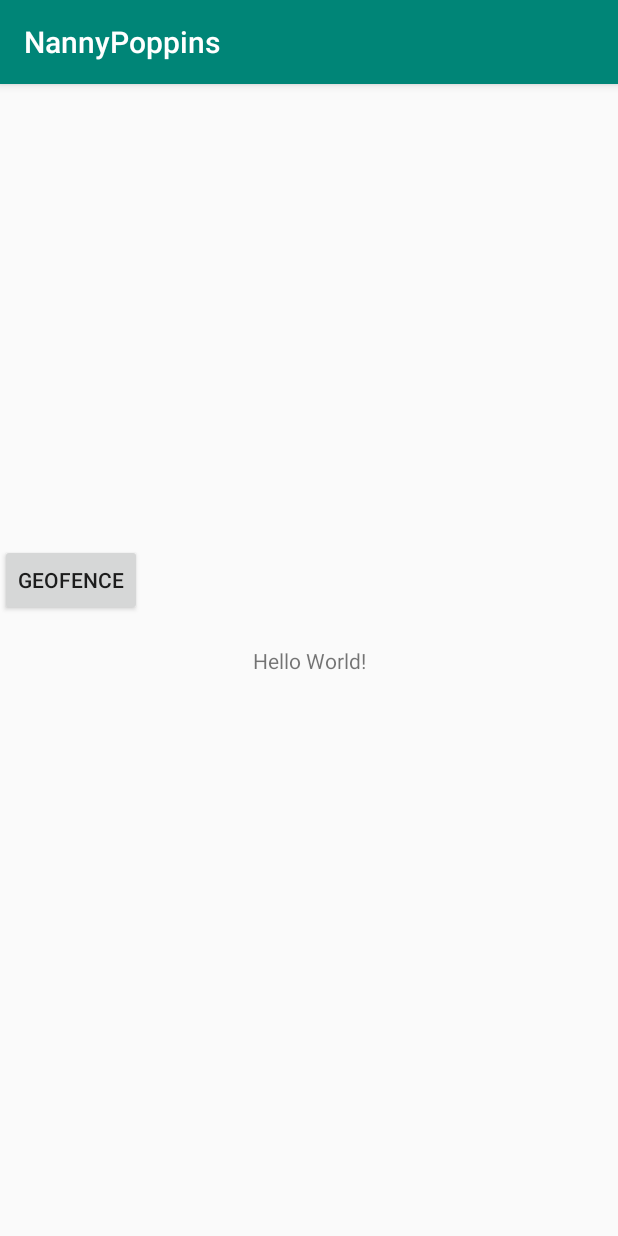
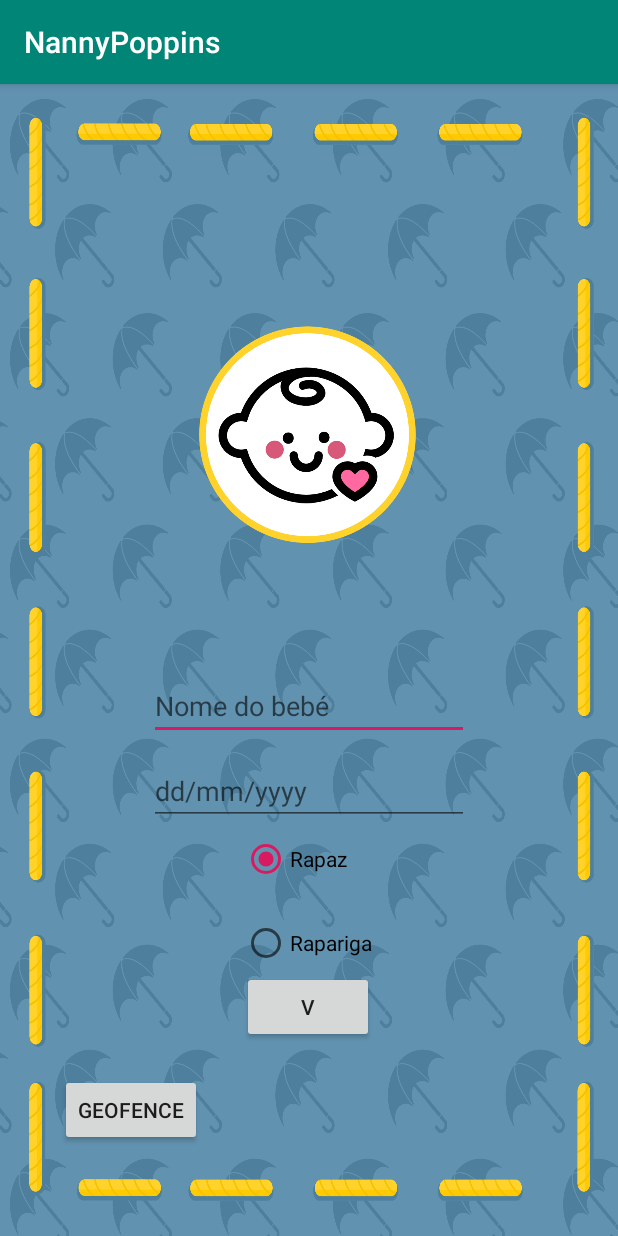
Before and after one commit to Andree37/NannyPoppins, an Android app: the screen it shows after launch (MainActivity), on a phone screen of 412 x 824 dp. Run offline under Robolectric (Android 15) with nearby library versions, the phone set to English and light mode, and no system bars.

Commit message:
ugly main page with buttons not working

```diff
--- a/NannyPoppins/app/src/main/java/com/example/nannypoppins/MainActivity.java
+++ b/NannyPoppins/app/src/main/java/com/example/nannypoppins/MainActivity.java
@@ -6,22 +6,38 @@ import android.content.Intent;
 import android.os.Bundle;
 import android.view.View;
 import android.widget.Button;
+import android.widget.RadioButton;
+import android.widget.RadioGroup;
+import android.widget.Toast;
 
 public class MainActivity extends AppCompatActivity {
+
+    RadioGroup group;
+    RadioButton radioButton;
 
     @Override
     protected void onCreate(Bundle savedInstanceState) {
         setTheme(R.style.SplashTheme);
         super.onCreate(savedInstanceState);
 
-        //remove this afterwards
-        try {
-            Thread.sleep(10000);
-        } catch (InterruptedException e) {
-            e.printStackTrace();
-        }
         setTheme(R.style.AppTheme);
         setContentView(R.layout.activity_main);
+
+        //baby setup
+        group = findViewById(R.id.radiogroup);
+
+        Button btnapply = findViewById(R.id.apply);
+        btnapply.setOnClickListener(new View.OnClickListener() {
+
+            @Override
+            public void onClick(View v) {
+                int radioId = group.getCheckedRadioButtonId();
+
+                radioButton = findViewById(radioId);
+
+                String gender = (String) radioButton.getText();
+            }
+        });
 
         Button button = findViewById(R.id.button);
 
@@ -40,4 +56,10 @@ public class MainActivity extends AppCompatActivity {
             }
         });
     }
+
+    public void checkButton(View v) {
+        int radioId = group.getCheckedRadioButtonId();
+
+        radioButton = findViewById(radioId);
+    }
 }
--- a/NannyPoppins/app/src/main/res/layout/activity_main.xml
+++ b/NannyPoppins/app/src/main/res/layout/activity_main.xml
@@ -4,26 +4,112 @@
     xmlns:tools="http://schemas.android.com/tools"
     android:layout_width="match_parent"
     android:layout_height="match_parent"
+    android:background="@drawable/background_k"
     tools:context=".MainActivity">
-
-    <TextView
-        android:id="@+id/textView"
-        android:layout_width="wrap_content"
-        android:layout_height="wrap_content"
-        android:text="Hello World!"
-        app:layout_constraintBottom_toBottomOf="parent"
-        app:layout_constraintLeft_toLeftOf="parent"
-        app:layout_constraintRight_toRightOf="parent"
-        app:layout_constraintTop_toTopOf="parent" />
 
     <Button
         android:id="@+id/button"
         android:layout_width="wrap_content"
         android:layout_height="wrap_content"
-        android:layout_marginBottom="20dp"
+        android:layout_marginStart="40dp"
+        android:layout_marginBottom="60dp"
         android:text="@string/geofence"
-        app:layout_constraintBottom_toTopOf="@+id/textView"
-        tools:ignore="MissingConstraints"
-        tools:layout_editor_absoluteX="158dp" />
+        app:layout_constraintBottom_toBottomOf="parent"
+        app:layout_constraintStart_toStartOf="parent"
+        tools:ignore="MissingConstraints" />
 
+    <ImageView
+        android:id="@+id/imageView"
+        android:layout_width="157dp"
+        android:layout_height="316dp"
+        android:layout_marginTop="76dp"
+        app:layout_constraintBottom_toBottomOf="parent"
+        app:layout_constraintEnd_toEndOf="parent"
+        app:layout_constraintHorizontal_bias="0.497"
+        app:layout_constraintStart_toStartOf="parent"
+        app:layout_constraintTop_toTopOf="parent"
+        app:layout_constraintVertical_bias="0.0"
+        app:srcCompat="@drawable/perfil_imagem_bebe" />
+
+    <EditText
+        android:id="@+id/editText"
+        android:layout_width="wrap_content"
+        android:layout_height="wrap_content"
+        android:ems="10"
+        android:inputType="textPersonName"
+        android:text=""
+        android:hint="Nome do bebé"
+        app:layout_constraintEnd_toEndOf="parent"
+        app:layout_constraintStart_toStartOf="parent"
+        app:layout_constraintTop_toBottomOf="@+id/imageView"
+        tools:ignore="MissingConstraints" />
+
+    <EditText
+        android:id="@+id/editText2"
+        android:layout_width="wrap_content"
+        android:layout_height="wrap_content"
+        android:layout_marginTop="11dp"
+        android:ems="10"
+        android:hint="dd/mm/yyyy"
+        android:inputType="date"
+        app:layout_constraintEnd_toEndOf="parent"
+        app:layout_constraintStart_toStartOf="parent"
+        app:layout_constraintTop_toBottomOf="@+id/editText"
+        tools:ignore="MissingConstraints" />
+
+    <RadioGroup
+        android:id="@+id/radiogroup"
+        android:layout_width="131dp"
+        android:layout_height="118dp"
+        android:layout_marginTop="472dp"
+        app:layout_constraintBottom_toBottomOf="parent"
+        app:layout_constraintEnd_toEndOf="parent"
+        app:layout_constraintHorizontal_bias="0.575"
+        app:layout_constraintStart_toStartOf="parent"
+        app:layout_constraintTop_toTopOf="parent"
+        app:layout_constraintVertical_bias="0.007"
+        tools:ignore="MissingConstraints">
+
+
+        <RadioButton
+            android:id="@+id/radioButton"
+            android:layout_width="wrap_content"
+            android:layout_height="wrap_content"
+            android:layout_marginTop="27dp"
+            android:checked="true"
+            android:onClick="checkButton"
+            android:text="Rapaz"
+            app:layout_constraintEnd_toEndOf="parent"
+            app:layout_constraintEnd_toStartOf="@+id/radioButton2"
+            app:layout_constraintStart_toStartOf="parent"
+            app:layout_constraintTop_toBottomOf="@+id/editText2"
+            tools:ignore="MissingConstraints" />
+
+        <RadioButton
+            android:id="@+id/radioButton2"
+            android:layout_width="114dp"
+            android:layout_height="wrap_content"
+            android:layout_marginTop="24dp"
+            android:layout_marginEnd="88dp"
+            android:baselineAligned="false"
+            android:onClick="checkButton"
+            android:text="Rapariga"
+            app:layout_constraintEnd_toEndOf="parent"
+            app:layout_constraintTop_toBottomOf="@+id/editText2"
+            tools:ignore="MissingConstraints" />
+
+    </RadioGroup>
+
+    <Button
+        android:id="@+id/apply"
+        android:layout_width="wrap_content"
+        android:layout_height="wrap_content"
+        android:layout_marginTop="199dp"
+        android:text="V"
+        app:layout_constraintBottom_toBottomOf="parent"
+        app:layout_constraintEnd_toEndOf="parent"
+        app:layout_constraintHorizontal_bias="0.498"
+        app:layout_constraintStart_toStartOf="parent"
+        app:layout_constraintTop_toBottomOf="@+id/imageView"
+        app:layout_constraintVertical_bias="0.0" />
 </androidx.constraintlayout.widget.ConstraintLayout>
```
Also changed, not shown: NannyPoppins/app/src/main/res/drawable/background_k.png (added), NannyPoppins/app/src/main/res/drawable/perfil_imagem_bebe.png (added).
